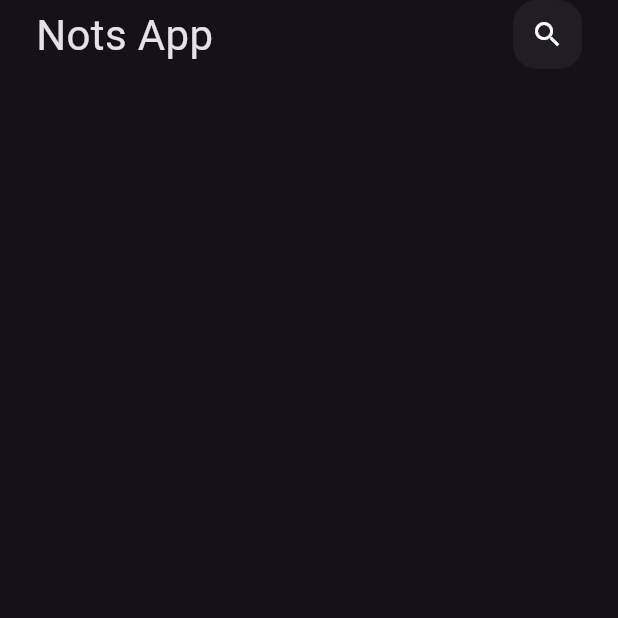
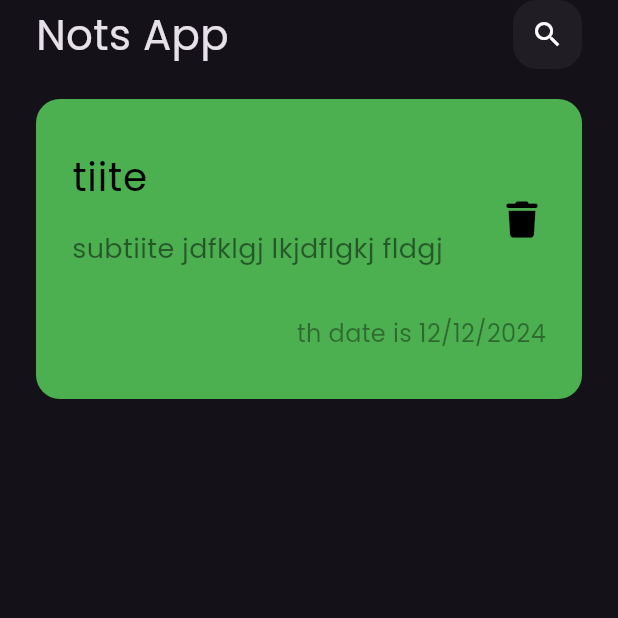
Before and after one commit to AbdullahAlsafty/Not-App, a Flutter app: the screen it shows after launch, on a phone screen of 412 x 824 dp, the top half of it. Run offline on Flutter 3.47's test engine with Material 3 defaults, Android fonts, the phone set to English and light mode, and no system bars; our stand-ins replace font_awesome_flutter.

Commit message:
add font family and create custom note item

```diff
--- a/lib/main.dart
+++ b/lib/main.dart
@@ -13,6 +13,7 @@ class NotsAppFirst extends StatelessWidget {
     return MaterialApp(
       debugShowCheckedModeBanner: false,
       theme: ThemeData(
+        fontFamily: 'Poppins',
         brightness: Brightness.dark,
       ),
       home: const NotsView(),
--- /dev/null
+++ b/lib/views/widgets/custom_not_itom.dart
@@ -0,0 +1,67 @@
+import 'package:flutter/material.dart';
+import 'package:flutter/widgets.dart';
+import 'package:font_awesome_flutter/font_awesome_flutter.dart';
+
+class CustomNotItem extends StatelessWidget {
+  const CustomNotItem({super.key});
+
+  @override
+  Widget build(BuildContext context) {
+    return Container(
+      padding: const EdgeInsets.only(top: 24, bottom: 24, left: 24, right: 16),
+      decoration: _getBoxDecoration(),
+      child: Column(
+        crossAxisAlignment: CrossAxisAlignment.end,
+        children: [_getListTile(), _getTextDate()],
+      ),
+    );
+  }
+
+  Padding _getTextDate() {
+    return Padding(
+      padding: const EdgeInsets.all(8.0),
+      child: Text(
+        'th date is 12/12/2024',
+        style: TextStyle(
+          color: Colors.black.withOpacity(.4),
+          fontSize: 16,
+        ),
+      ),
+    );
+  }
+
+  ListTile _getListTile() {
+    return ListTile(
+        contentPadding: const EdgeInsets.symmetric(horizontal: 0),
+        title: Text(
+          'tiite',
+          style: TextStyle(
+            fontSize: 26,
+            color: Colors.black,
+          ),
+        ),
+        subtitle: Padding(
+          padding: const EdgeInsets.only(top: 16, bottom: 16),
+          child: Text(
+            'subtiite jdfklgj lkjdflgkj fldgj',
+            style: TextStyle(
+              fontSize: 18,
+              color: Colors.black.withOpacity(.5),
+            ),
+          ),
+        ),
+        trailing: IconButton(
+          onPressed: () {},
+          icon: Icon(
+            FontAwesomeIcons.trash,
+            color: Colors.black,
+            size: 24,
+          ),
+        ));
+  }
+
+  BoxDecoration _getBoxDecoration() => BoxDecoration(
+        color: Colors.green,
+        borderRadius: BorderRadius.circular(16),
+      );
+}
--- a/lib/views/widgets/custom_notsview_body.dart
+++ b/lib/views/widgets/custom_notsview_body.dart
@@ -1,6 +1,7 @@
 import 'package:flutter/material.dart';
 
 import 'custom_appbar_widget.dart';
+import 'custom_not_itom.dart';
 
 class CustomNotsViewBody extends StatelessWidget {
   const CustomNotsViewBody({super.key});
@@ -10,11 +11,7 @@ class CustomNotsViewBody extends StatelessWidget {
     return const Padding(
       padding: EdgeInsets.symmetric(horizontal: 24),
       child: Column(
-        children: [
-          CustmAppBArWidget(),
-          SizedBox(height: 20),
-          // CustomNotsListWidget()
-        ],
+        children: [CustmAppBArWidget(), SizedBox(height: 20), CustomNotItem()],
       ),
     );
   }
```
Also changed, not shown: pubspec.yaml (+14 -27 lines), assets/fonts/Pacifico-Regular.ttf (added), assets/fonts/Poppins-Regular.ttf (added), pubspec.lock.
